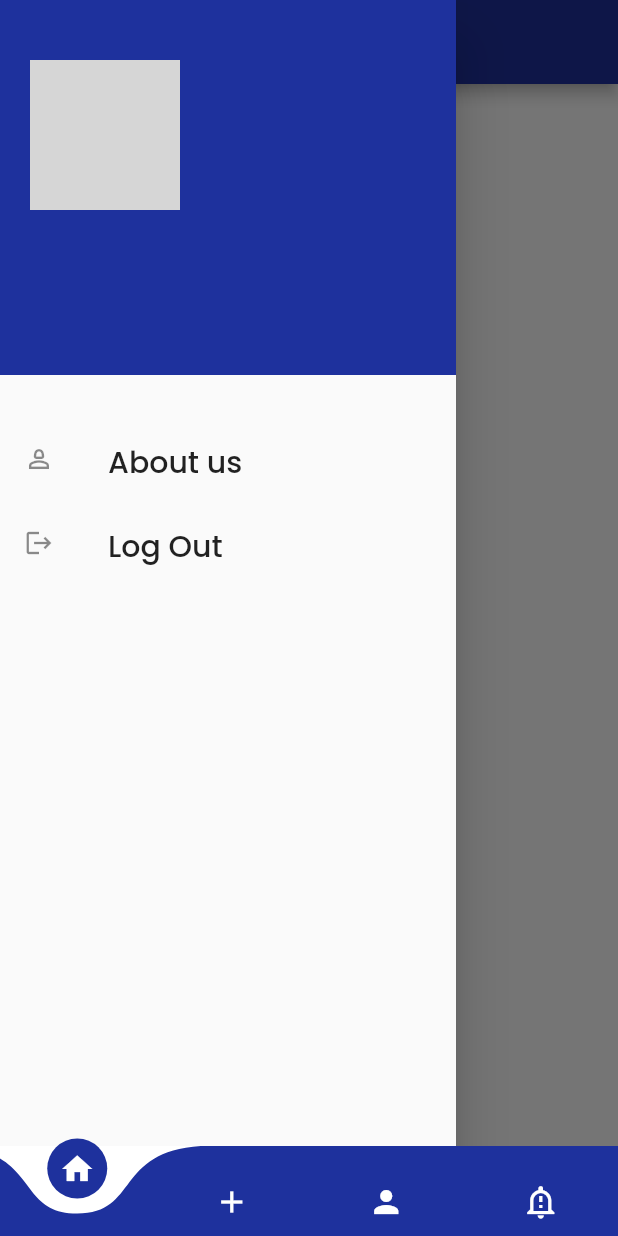
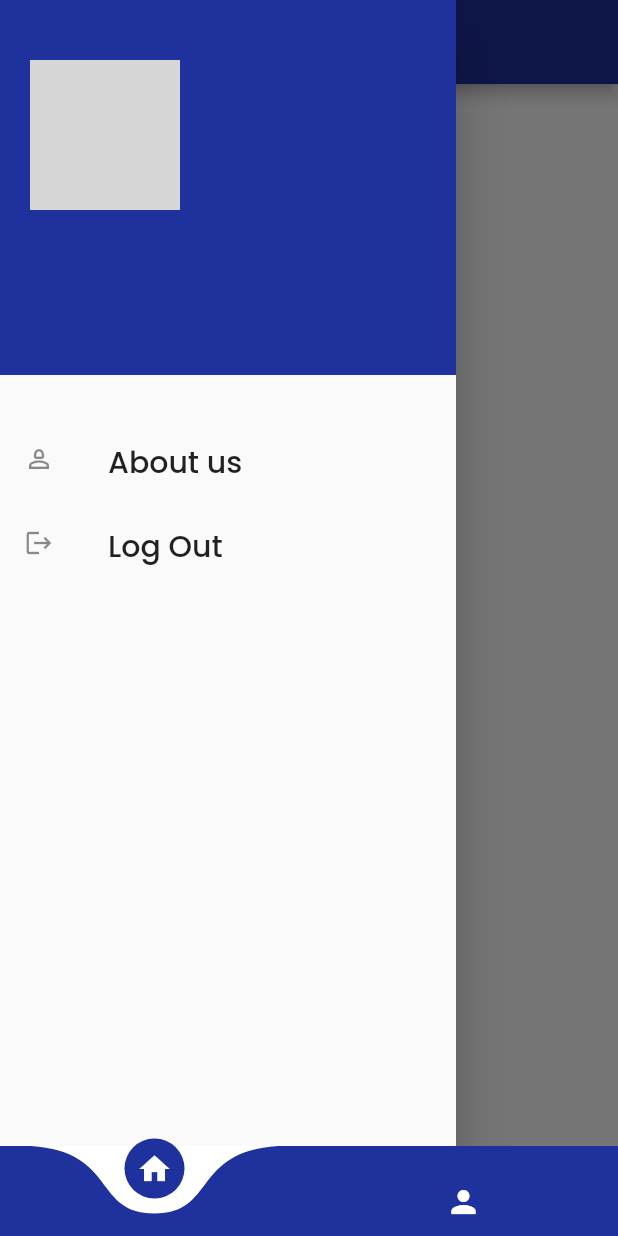
Before and after one commit to Vinayak9307/Querium, a Flutter app: the screen it shows once a user with an empty profile is signed in, with the side drawer open, on a phone screen of 412 x 824 dp. Run offline on Flutter 3.47's test engine with Material 2 defaults, Android fonts, the phone set to English and light mode, and no system bars; drawn by our look-alikes of curved_navigation_bar; our stand-ins replace cloud_firestore, firebase_auth, firebase_core, firebase_storage, flutter_svg, google_fonts and 2 more; missing offline and left inert: comment_box; accounts and stored records are empty; network calls fail; grey boxes are pictures that could not be loaded.

Commit message:
Added admin pages

```diff
--- a/lib/main.dart
+++ b/lib/main.dart
@@ -1,6 +1,7 @@
 import 'package:firebase_core/firebase_core.dart';
 import 'package:flutter/material.dart';
 import 'package:google_fonts/google_fonts.dart';
+import 'package:querium/providers/admin_provider.dart';
 import 'package:querium/providers/user_provider.dart';
 import 'package:querium/views/admin/login_view_admin.dart';
 import 'package:querium/views/onboarding.dart';
@@ -27,6 +28,9 @@ class App extends StatelessWidget {
         ChangeNotifierProvider(
           create: (_) => UserProvider(),
         ),
+        ChangeNotifierProvider(
+          create: (_) => AdminProvider(),
+        ),
       ],
       child: MaterialApp(
         title: 'Querium',
--- a/lib/providers/admin_provider.dart
+++ b/lib/providers/admin_provider.dart
@@ -8,7 +8,7 @@ import '../models/admin.dart';
 class AdminProvider with ChangeNotifier {
   Admin? _admin;
 
-  Admin get getUser => _admin!;
+  Admin get getAdmin => _admin!;
 
   Future<void> refreshAdmin() async {
     Admin admin = await AuthMethods().getAdminDetails();
--- a/lib/resources/auth_methods.dart
+++ b/lib/resources/auth_methods.dart
@@ -22,7 +22,7 @@ class AuthMethods {
     User currentAdmin = _auth.currentUser!;
 
     DocumentSnapshot snapshot =
-        await _firestore.collection('admins').doc(currentAdmin.uid).get();
+        await _firestore.collection('admin').doc(currentAdmin.uid).get();
 
     return Admin.getAdmin(snapshot);
   }
--- /dev/null
+++ b/lib/views/admin/admin_feed.dart
@@ -0,0 +1,89 @@
+import 'package:cloud_firestore/cloud_firestore.dart';
+import 'package:flutter/material.dart';
+import 'package:provider/provider.dart';
+import 'package:querium/providers/admin_provider.dart';
+import 'package:querium/utils/global_colors.dart';
+import 'package:querium/utils/post_card.dart';
+import 'package:querium/views/user/drawer.dart';
+import 'package:querium/providers/user_provider.dart';
+
+import '../../models/admin.dart';
+
+class AdminFeedView extends StatefulWidget {
+  const AdminFeedView({super.key});
+
+  @override
+  // ignore: library_private_types_in_public_api
+  _AdminFeedViewState createState() => _AdminFeedViewState();
+}
+
+class _AdminFeedViewState extends State<AdminFeedView> {
+  @override
+  void initState() {
+    super.initState();
+    loadUserData();
+  }
+
+  //This method uses the user provider to load the user data
+  //when the user comes to the home screen
+  loadUserData() async {
+    AdminProvider userProvider = Provider.of(context, listen: false);
+    await userProvider.refreshAdmin();
+  }
+
+  final List post = [
+    'post 1',
+    'post 2',
+    'post 3',
+    'post 4',
+    'post 5',
+    //'post 6',
+    //'post 7',
+  ];
+
+  @override
+  Widget build(BuildContext context) {
+    Admin admin = Provider.of<AdminProvider>(context).getAdmin;
+    return Scaffold(
+      appBar: AppBar(
+        backgroundColor: GlobalColor.mainColor,
+        title: const Text(
+          'Feed',
+            textAlign: TextAlign.center,
+          style: TextStyle(fontSize: 22, fontWeight: FontWeight.w400),
+            ),
+        centerTitle: true,
+        //automaticallyImplyLeading: false,
+      ),
+      backgroundColor: Colors.white,
+      body: StreamBuilder(
+        stream: FirebaseFirestore.instance.collection('complaints').snapshots(),
+        builder: (context,
+            AsyncSnapshot<QuerySnapshot<Map<String, dynamic>>> snapshot) {
+              if(snapshot.connectionState == ConnectionState.waiting){
+                  return const Center(child:CircularProgressIndicator());
+                }
+          return ListView.builder(
+              itemCount: snapshot.data!.docs.length,
+              itemBuilder: (context, index) {
+
+                if(snapshot.data!.docs[index].data()['category'] == admin.category){
+                return PostCardView(
+                  snap: snapshot.data!.docs[index].data(),
+                );
+                }
+              });
+              },
+            ),
+      drawer: Drawer(
+        child: SingleChildScrollView(
+          child: Column(
+            children: const [
+              MyDrawer(),
+            ],
+          ),
+        ),
+      ),
+    );
+  }
+}
--- /dev/null
+++ b/lib/views/admin/admin_navbar.dart
@@ -0,0 +1,73 @@
+import 'package:curved_navigation_bar/curved_navigation_bar.dart';
+import 'package:flutter/material.dart';
+import 'package:provider/provider.dart';
+import 'package:querium/providers/admin_provider.dart';
+import 'package:querium/views/admin/admin_feed.dart';
+import '../../utils/global_colors.dart';
+import 'admin_profile.dart';
+
+class AdminNavBar extends StatefulWidget {
+  const AdminNavBar({super.key});
+  @override
+  State<AdminNavBar> createState() => _AdminNavBarState();
+}
+
+class _AdminNavBarState extends State<AdminNavBar> {
+  int _selectedIndex = 0;
+  final Widget _adminFeedView = const AdminFeedView();
+  // final Widget _adminProfile = const AdminProfile();
+  bool isLoading = true;
+
+  List<Widget>? screens;
+
+  @override
+  void initState() {
+    super.initState();
+    setState(() {
+      screens = [
+        _adminFeedView,
+        // _adminProfile,
+      ];
+      loadUserData();
+    });
+  }
+
+  loadUserData() async {
+    AdminProvider userProvider = Provider.of(context, listen: false);
+    await userProvider.refreshAdmin();
+    setState(() {
+      isLoading = false;
+    });
+  }
+
+  void _onItemTapped(int index) {
+    setState(() {
+      _selectedIndex = index;
+    });
+  }
+
+  @override
+  Widget build(BuildContext context) {
+    if (isLoading) {
+      return const Scaffold(
+        backgroundColor: Colors.white,
+          body: Center(
+        child: CircularProgressIndicator(),
+      ));
+    }
+    return Scaffold(
+      body: screens![_selectedIndex],
+      bottomNavigationBar: CurvedNavigationBar(
+        height: 60,
+        backgroundColor: Colors.white,
+        color: GlobalColor.mainColor,
+        animationDuration: const Duration(milliseconds: 300),
+        onTap: _onItemTapped,
+        items: const [
+          Icon(Icons.home, color: Colors.white),
+          Icon(Icons.person, color: Colors.white),
+        ],
+      ),
+    );
+  }
+}
--- a/lib/views/admin/login_view_admin.dart
+++ b/lib/views/admin/login_view_admin.dart
@@ -1,11 +1,13 @@
 import 'package:flutter/material.dart';
+import 'package:provider/provider.dart';
 import 'package:querium/utils/global_colors.dart';
 import 'package:querium/views/admin/signup_view_admin.dart';
 import 'package:querium/views/widgets/button_global.dart';
 
+import '../../providers/admin_provider.dart';
 import '../../resources/auth_methods.dart';
 import '../../utils/utils.dart';
-import '../user/nav_bar.dart';
+import 'admin_navbar.dart';
 
 class LoginViewAdmin extends StatefulWidget {
   const LoginViewAdmin({super.key});
@@ -41,6 +43,8 @@ class _LoginViewAdminState extends State<LoginViewAdmin> {
       email: email!,
       password: password!,
     );
+    AdminProvider userProvider = Provider.of(context, listen: false);
+    await userProvider.refreshAdmin();
     setState(() {
       isLoading = false;
     });
@@ -48,13 +52,14 @@ class _LoginViewAdminState extends State<LoginViewAdmin> {
       // ignore: use_build_context_synchronously
       showSnackBar(context, res);
     } else {
+      print("go to feed");
       // ignore: use_build_context_synchronously
-      Navigator.pop(context, '/onBoard');
+      //Navigator.pop(context, '/onBoard');
 
       // ignore: use_build_context_synchronously
       Navigator.pushReplacement(
         context,
-        MaterialPageRoute(builder: (context) => const NavBar()),
+        MaterialPageRoute(builder: (context) => const AdminNavBar()),
       );
     }
   }
--- a/lib/views/splash_view.dart
+++ b/lib/views/splash_view.dart
@@ -5,6 +5,8 @@ import 'package:flutter/material.dart';
 import 'package:querium/utils/global_colors.dart';
 import 'package:querium/views/onboarding.dart';
 import 'package:querium/views/user/nav_bar.dart';
+
+import 'admin/admin_navbar.dart';
 
 // ignore: camel_case_types
 class splashView extends StatefulWidget {
@@ -24,7 +26,7 @@ class _splashViewState extends State<splashView> {
       builder: (context, snapshot) {
         if (snapshot.connectionState == ConnectionState.active) {
           if (snapshot.hasData) {
-            return const NavBar();
+            return const AdminNavBar();
           } else if (snapshot.hasError) {
             return Center(
               child: Text('${snapshot.error}'),
--- a/lib/views/user/querry_detail.dart
+++ b/lib/views/user/querry_detail.dart
@@ -31,7 +31,11 @@ class _QueryDetailState extends State<QueryDetail> {
         backgroundColor: GlobalColor.mainColor,
         title: const Text('Query Detail',
             textAlign: TextAlign.center,
-            style: TextStyle(fontWeight: FontWeight.w600)),
+            style: TextStyle(
+              fontSize: 22,
+              fontWeight: FontWeight.w400,
+            )
+        ),
         centerTitle: true,
         automaticallyImplyLeading: true,
       ),
```
Also changed, not shown: lib/views/admin/admin_profile.dart (added, +394 -0 lines).
